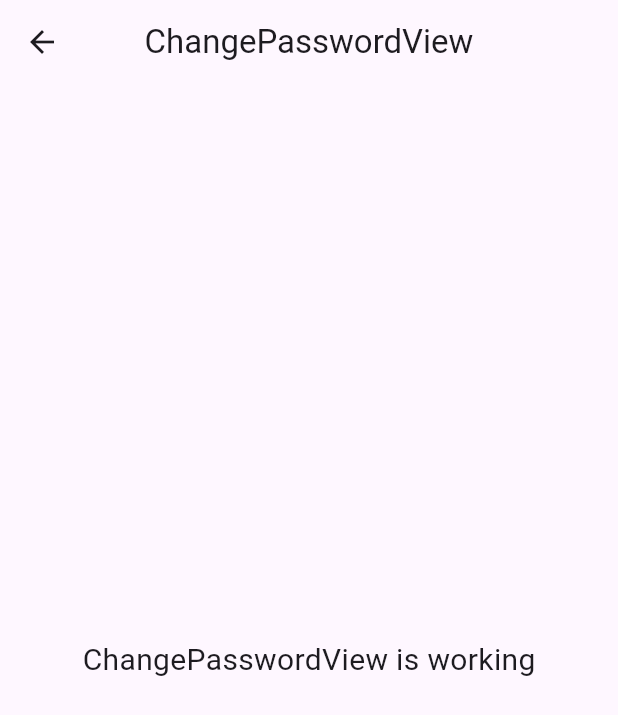
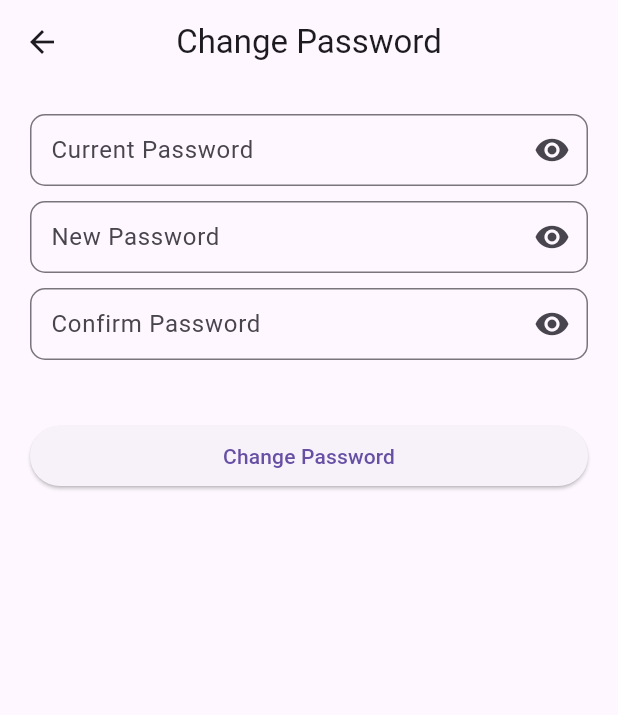
Before and after one commit to FirmanMulyawan/flutter_presence, a Flutter app: the ChangePasswordView screen opened by its route, on a phone screen of 412 x 824 dp. Shown: the top 715 px of the screen. Run offline on Flutter 3.47's test engine with Material 3 defaults, Android fonts, the phone set to English and light mode, and no system bars; our stand-ins replace cloud_firestore, firebase_auth, firebase_core, gap, get; accounts and stored records are empty.

Commit message:
change password

```diff
--- a/lib/app/modules/change_password/controllers/change_password_controller.dart
+++ b/lib/app/modules/change_password/controllers/change_password_controller.dart
@@ -1,23 +1,52 @@
+import 'package:firebase_auth/firebase_auth.dart';
+import 'package:flutter/material.dart';
 import 'package:get/get.dart';
 
 class ChangePasswordController extends GetxController {
-  //TODO: Implement ChangePasswordController
+  var isCurrentObscure = true.obs;
+  var isNewObscure = true.obs;
+  var isConfirmObscure = true.obs;
 
-  final count = 0.obs;
-  @override
-  void onInit() {
-    super.onInit();
+  RxBool isLoading = false.obs;
+
+  TextEditingController currentC = TextEditingController();
+  TextEditingController newC = TextEditingController();
+  TextEditingController confirmC = TextEditingController();
+
+  FirebaseAuth auth = FirebaseAuth.instance;
+
+  void changePassword() async {
+    if (currentC.text.isNotEmpty &&
+        newC.text.isNotEmpty &&
+        confirmC.text.isNotEmpty) {
+      if (newC.text == confirmC.text) {
+        isLoading.value = true;
+        try {
+          String emailUser = auth.currentUser?.email ?? '';
+
+          await auth.signInWithEmailAndPassword(
+              email: emailUser, password: currentC.text);
+
+          await auth.currentUser?.updatePassword(newC.text);
+
+          Get.back();
+          Get.snackbar("Success", "Success Change password");
+        } on FirebaseAuthException catch (e) {
+          if (e.code == "wrong-password") {
+            Get.snackbar("Error", "wrong password");
+          } else {
+            Get.snackbar("Error", e.code.toLowerCase());
+          }
+        } catch (e) {
+          Get.snackbar("Error", e.toString());
+        } finally {
+          isLoading.value = false;
+        }
+      } else {
+        Get.snackbar("Error", "confirm password harus sama");
+      }
+    } else {
+      Get.snackbar("Error", "Semua input harus di isi");
+    }
   }
-
-  @override
-  void onReady() {
-    super.onReady();
-  }
-
-  @override
-  void onClose() {
-    super.onClose();
-  }
-
-  void increment() => count.value++;
 }
--- a/lib/app/modules/change_password/views/change_password_view.dart
+++ b/lib/app/modules/change_password/views/change_password_view.dart
@@ -1,4 +1,5 @@
 import 'package:flutter/material.dart';
+import 'package:gap/gap.dart';
 
 import 'package:get/get.dart';
 
@@ -10,14 +11,95 @@ class ChangePasswordView extends GetView<ChangePasswordController> {
   Widget build(BuildContext context) {
     return Scaffold(
       appBar: AppBar(
-        title: const Text('ChangePasswordView'),
+        title: const Text('Change Password'),
         centerTitle: true,
       ),
-      body: const Center(
-        child: Text(
-          'ChangePasswordView is working',
-          style: TextStyle(fontSize: 20),
-        ),
+      body: ListView(
+        padding: EdgeInsets.all(20),
+        children: [
+          Obx(() => TextField(
+                autocorrect: false,
+                controller: controller.currentC,
+                obscureText: controller.isCurrentObscure.value,
+                decoration: InputDecoration(
+                    labelText: "Current Password",
+                    contentPadding:
+                        EdgeInsets.symmetric(vertical: 10.0, horizontal: 10.0),
+                    border: OutlineInputBorder(
+                        borderRadius: BorderRadius.circular(10.0)),
+                    suffixIcon: IconButton(
+                      icon: Icon(
+                        controller.isCurrentObscure.value
+                            ? Icons.visibility
+                            : Icons.visibility_off,
+                      ),
+                      onPressed: () {
+                        controller.isCurrentObscure.value =
+                            !controller.isCurrentObscure.value;
+                      },
+                    )),
+              )),
+          Gap(10),
+          Obx(() => TextField(
+                autocorrect: false,
+                controller: controller.newC,
+                obscureText: controller.isNewObscure.value,
+                decoration: InputDecoration(
+                    labelText: "New Password",
+                    contentPadding:
+                        EdgeInsets.symmetric(vertical: 10.0, horizontal: 10.0),
+                    border: OutlineInputBorder(
+                        borderRadius: BorderRadius.circular(10.0)),
+                    suffixIcon: IconButton(
+                      icon: Icon(
+                        controller.isNewObscure.value
+                            ? Icons.visibility
+                            : Icons.visibility_off,
+                      ),
+                      onPressed: () {
+                        controller.isNewObscure.value =
+                            !controller.isNewObscure.value;
+                      },
+                    )),
+              )),
+          Gap(10),
+          Obx(() => TextField(
+                autocorrect: false,
+                controller: controller.confirmC,
+                obscureText: controller.isConfirmObscure.value,
+                decoration: InputDecoration(
+                    labelText: "Confirm Password",
+                    contentPadding:
+                        EdgeInsets.symmetric(vertical: 10.0, horizontal: 10.0),
+                    border: OutlineInputBorder(
+                        borderRadius: BorderRadius.circular(10.0)),
+                    suffixIcon: IconButton(
+                      icon: Icon(
+                        controller.isConfirmObscure.value
+                            ? Icons.visibility
+                            : Icons.visibility_off,
+                      ),
+                      onPressed: () {
+                        controller.isConfirmObscure.value =
+                            !controller.isConfirmObscure.value;
+                      },
+                    )),
+              )),
+          Gap(40),
+          Obx(() => ElevatedButton(
+              onPressed: () {
+                if (controller.isLoading.isFalse) {
+                  controller.changePassword();
+                }
+              },
+              child: controller.isLoading.isFalse
+                  ? Text("Change Password")
+                  : const SizedBox(
+                      height: 20,
+                      width: 20,
+                      child: CircularProgressIndicator(),
+                    )))
+        ],
       ),
     );
   }
--- a/lib/app/modules/update_profile/views/update_profile_view.dart
+++ b/lib/app/modules/update_profile/views/update_profile_view.dart
@@ -1,5 +1,4 @@
 import 'package:flutter/material.dart';
-
 import 'package:get/get.dart';
 
 import '../controllers/update_profile_controller.dart';
```
Also changed, not shown: lib/app/modules/profile/views/profile_view.dart (+2 -6 lines).
